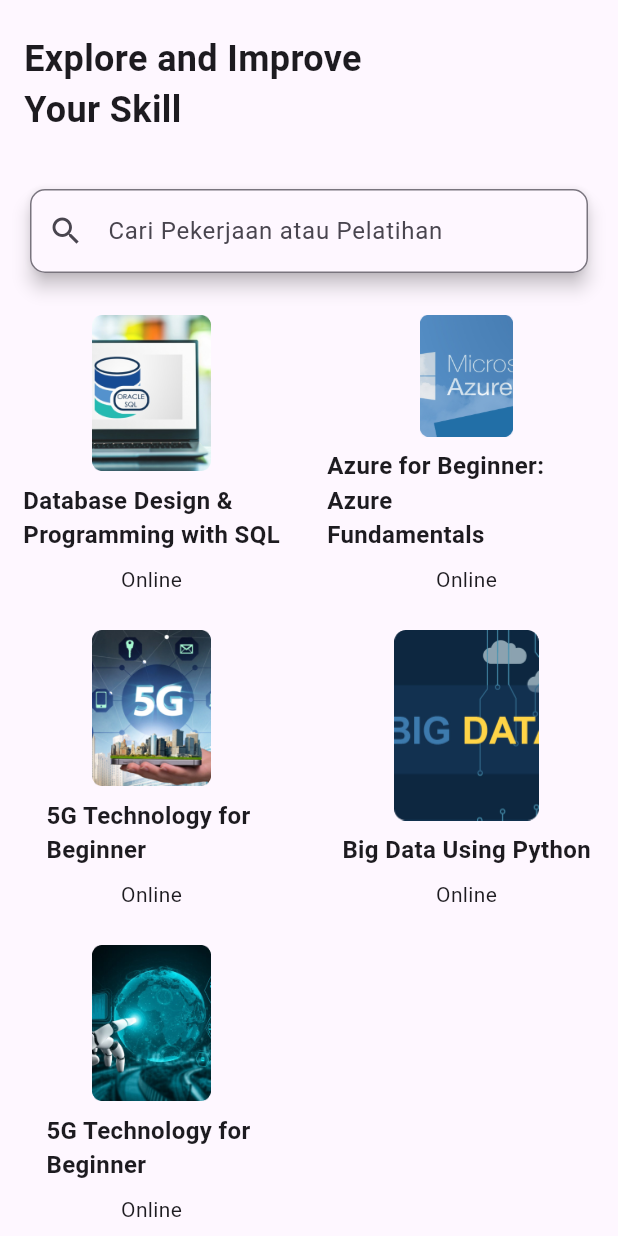
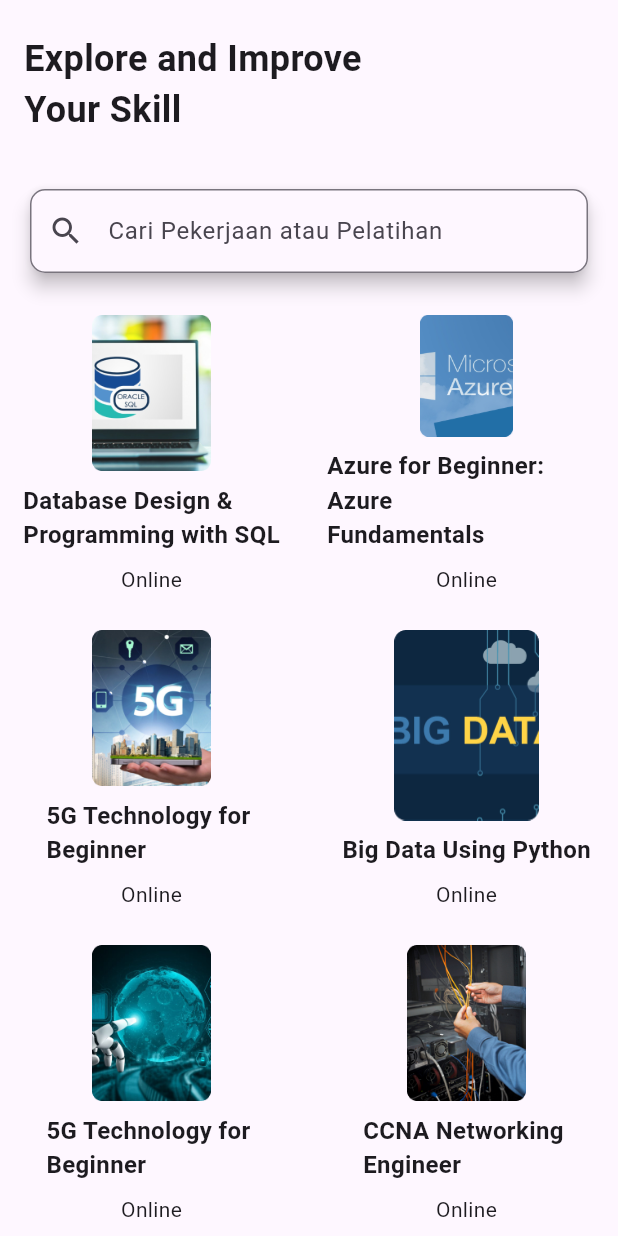
Before and after one commit to Avisenna21/Proyek-Tingkat, a Flutter app: the screen it shows after launch, scrolled down 240 dp, on a phone screen of 412 x 824 dp. Run offline on Flutter 3.47's test engine with Material 3 defaults, Android fonts, the phone set to English and light mode, and no system bars; our stand-ins replace firebase_auth, firebase_core, logger, pin_code_fields; accounts and stored records are empty.

Commit message:
add new page

```diff
--- a/lib/app/modules/community/views/community_page.dart
+++ b/lib/app/modules/community/views/community_page.dart
@@ -58,6 +58,10 @@ class CommunityPage extends StatelessWidget {
         title: "5G Technology for \nBeginner",
         subtitle: "Online",
         imagePath: "assets/img/aiforjuniordev.png"),
+    const Course(
+        title: "CCNA Networking \nEngineer",
+        subtitle: "Online",
+        imagePath: "assets/img/ccna.png"),
   ];
   @override
   Widget build(BuildContext context) {
```
